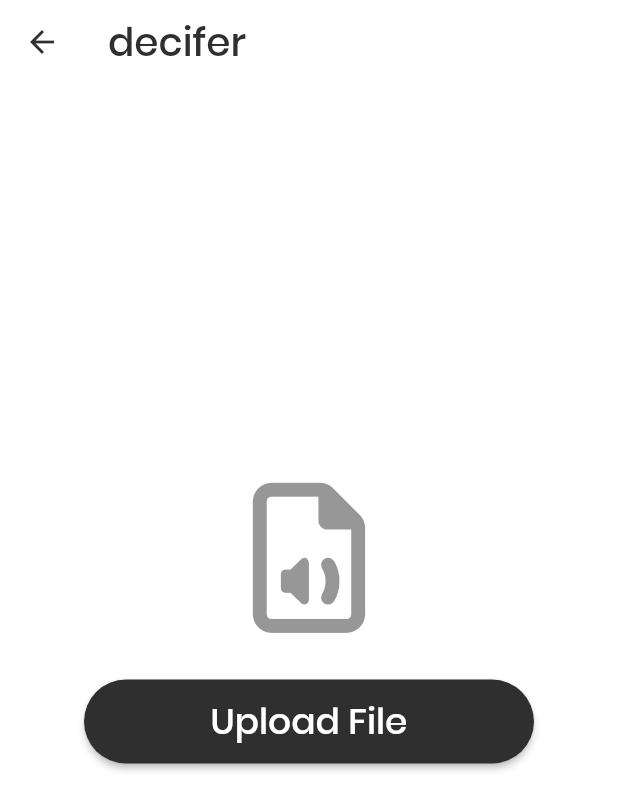
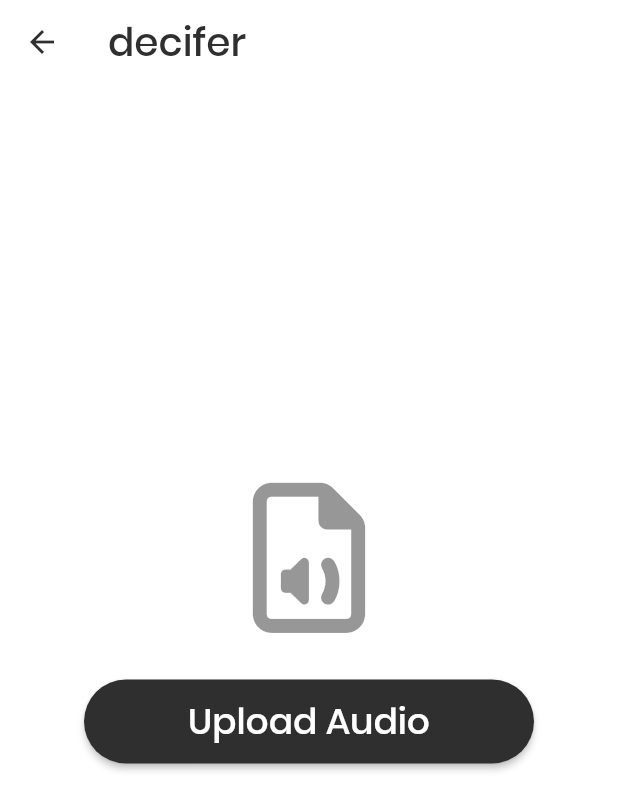
Before and after one commit to sbis04/decifer, a Flutter app: the UploadPage screen opened directly, on a phone screen of 412 x 824 dp. Shown: the top 810 px of the screen. Run offline on Flutter 3.47's test engine with Material 2 defaults, Android fonts, the phone set to English and light mode, and no system bars; our stand-ins replace audioplayers, cloud_firestore, cloud_functions, file_picker, firebase_auth, firebase_core and 5 more; missing offline and left inert: record, subtitle; accounts and stored records are empty.

Commit message:
Update upload page

```diff
--- a/lib/screens/transcription/upload_page.dart
+++ b/lib/screens/transcription/upload_page.dart
@@ -143,7 +143,7 @@ class _UploadPageState extends State<UploadPage> {
                       child: const Padding(
                         padding: EdgeInsets.all(10.0),
                         child: Text(
-                          'Upload File',
+                          'Upload Audio',
                           style: TextStyle(fontSize: 24),
                         ),
                       ),
```
